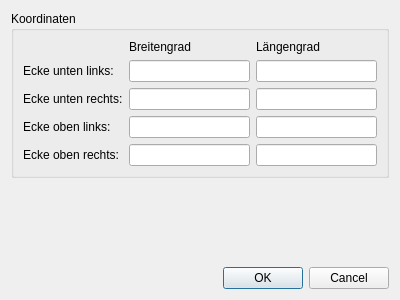
haidlcarsten/GPSTrackingSoccer, file ui/settingsdialog.ui: the form before one commit.
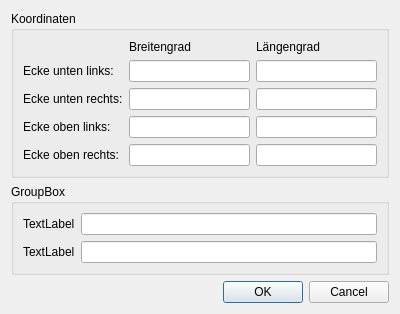
The form after the commit.

Commit message: added chart to display the laufwege from an player

Diff of the .ui file:
```diff
--- a/ui/settingsdialog.ui
+++ b/ui/settingsdialog.ui
@@ -14,16 +14,6 @@
    <string>Dialog</string>
   </property>
   <layout class="QGridLayout" name="gridLayout">
-   <item row="2" column="0">
-    <widget class="QDialogButtonBox" name="buttonBox">
-     <property name="orientation">
-      <enum>Qt::Horizontal</enum>
-     </property>
-     <property name="standardButtons">
-      <set>QDialogButtonBox::Cancel|QDialogButtonBox::Ok</set>
-     </property>
-    </widget>
-   </item>
    <item row="1" column="0" alignment="Qt::AlignTop">
     <widget class="QGroupBox" name="grbCoordinats">
      <property name="title">
@@ -117,6 +107,45 @@
      </layout>
     </widget>
    </item>
+   <item row="3" column="0">
+    <widget class="QDialogButtonBox" name="buttonBox">
+     <property name="orientation">
+      <enum>Qt::Horizontal</enum>
+     </property>
+     <property name="standardButtons">
+      <set>QDialogButtonBox::Cancel|QDialogButtonBox::Ok</set>
+     </property>
+    </widget>
+   </item>
+   <item row="2" column="0">
+    <widget class="QGroupBox" name="grbSkipPlayerData">
+     <property name="title">
+      <string>GroupBox</string>
+     </property>
+     <layout class="QFormLayout" name="formLayout">
+      <item row="0" column="0">
+       <widget class="QLabel" name="lblSkipPlayerData">
+        <property name="text">
+         <string>TextLabel</string>
+        </property>
+       </widget>
+      </item>
+      <item row="0" column="1">
+       <widget class="QLineEdit" name="edSkipPlayerData"/>
+      </item>
+      <item row="1" column="0">
+       <widget class="QLabel" name="lblMarkerSize">
+        <property name="text">
+         <string>TextLabel</string>
+        </property>
+       </widget>
+      </item>
+      <item row="1" column="1">
+       <widget class="QLineEdit" name="edMarkerSize"/>
+      </item>
+     </layout>
+    </widget>
+   </item>
   </layout>
  </widget>
  <resources/>
```
The commit also changes 6 other files.
